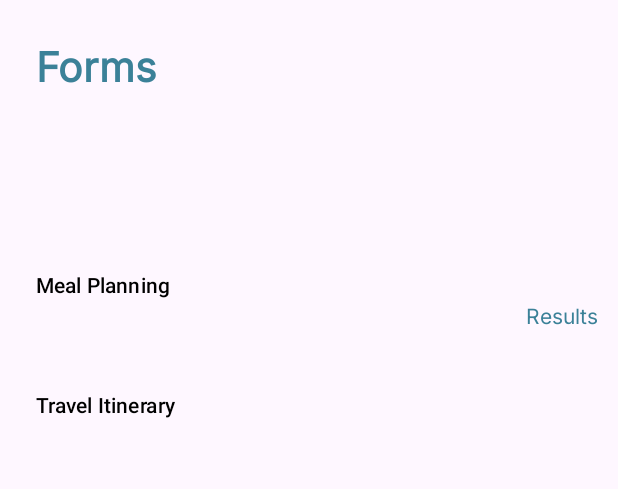
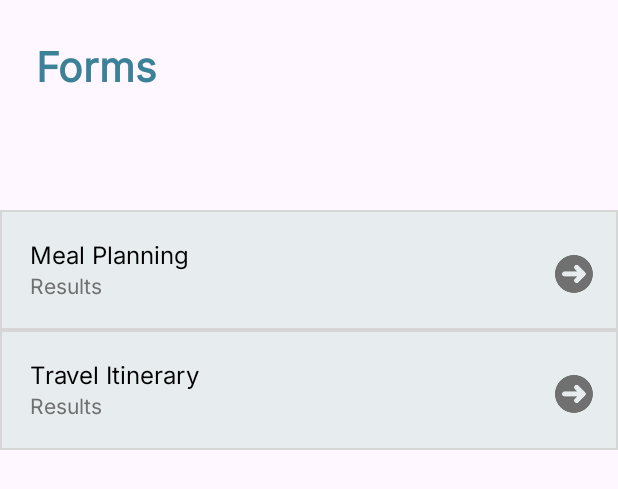
Before and after one commit to Luca-Rausa/SC-Project, an Android app: the layout forms.xml on its own in the app's theme, with its tools: preview values and no code run, on a phone screen of 412 x 824 dp. Shown: the top 489 px of the screen. Run offline under Robolectric (Android 15) with nearby library versions, the phone set to English and light mode, and no system bars; Roboto replaces fonts that are not available here.

Commit message:
updated form page

```diff
--- /dev/null
+++ b/app/src/main/res/drawable/button_bg_selector.xml
@@ -0,0 +1,4 @@
+<?xml version="1.0" encoding="utf-8"?>
+<selector xmlns:android="http://schemas.android.com/apk/res/android">
+    <item android:drawable="@drawable/form_button"/>
+</selector>
--- a/app/src/main/res/drawable/form_button.xml
+++ b/app/src/main/res/drawable/form_button.xml
@@ -1,6 +1,9 @@
 <?xml version="1.0" encoding="utf-8"?>
-<selector xmlns:android="http://schemas.android.com/apk/res/android"><!-- Replace with your button color -->
-        <corners android:radius="0dp"/> <!-- This ensures corners are straight -->
-</selector>
+<shape xmlns:android="http://schemas.android.com/apk/res/android">
+        <corners android:radius="0dp"/>
+        <solid android:color="@color/grey"/>
+        <stroke android:color="#FFD6D6D6"
+            android:width="1dp"/>
+</shape>
 
 <!--    android:shape="rectangle"-->
--- a/app/src/main/res/layout/forms.xml
+++ b/app/src/main/res/layout/forms.xml
@@ -19,42 +19,97 @@
         app:layout_constraintStart_toStartOf="parent"
         app:layout_constraintTop_toTopOf="parent" />
 
-    <Button
-        android:id="@+id/button9"
-        android:layout_width="409dp"
+    <RelativeLayout
+        android:id="@+id/button"
+        android:layout_width="match_parent"
         android:layout_height="80dp"
-        android:layout_marginTop="150dp"
+        android:layout_marginTop="140dp"
         android:background="@drawable/form_button"
-        android:backgroundTint="@color/blue"
-        android:text="Meal Planning"
-        android:textAlignment="viewStart"
-        android:textColor="@color/black"
         app:layout_constraintStart_toStartOf="parent"
-        app:layout_constraintTop_toTopOf="parent" />
+        app:layout_constraintTop_toTopOf="parent">
 
-    <Button
-        android:id="@+id/button10"
-        android:layout_width="409dp"
+        <LinearLayout
+            android:id="@+id/linearLayout"
+            android:layout_width="wrap_content"
+            android:layout_height="match_parent"
+            android:orientation="vertical">
+
+            <TextView
+                android:layout_width="wrap_content"
+                android:layout_height="wrap_content"
+                android:fontFamily="@font/inter"
+                android:paddingLeft="20dp"
+                android:paddingTop="18dp"
+                android:text="Meal Planning"
+                android:textColor="@color/black"
+                android:textSize="16dp">
+
+            </TextView>
+
+            <TextView
+                android:layout_width="wrap_content"
+                android:layout_height="wrap_content"
+                android:fontFamily="@font/inter"
+                android:paddingLeft="20dp"
+                android:text="Results"
+                android:textColor="@color/darker_gray"
+                android:textSize="14dp">
+
+            </TextView>
+        </LinearLayout>
+
+        <ImageView
+            android:layout_width="25dp"
+            android:layout_height="25dp"
+            android:src="@drawable/form_page_arrow"
+            android:layout_marginLeft="370dp"
+            android:layout_marginTop="30dp">
+
+        </ImageView>
+
+    </RelativeLayout>
+    <RelativeLayout
+        android:id="@+id/button2"
+        android:layout_width="match_parent"
         android:layout_height="80dp"
+        android:layout_marginTop="220dp"
         android:background="@drawable/form_button"
-        android:text="Travel Itinerary"
-        android:textAlignment="viewStart"
+        app:layout_constraintStart_toStartOf="parent"
+        app:layout_constraintTop_toTopOf="parent">
 
-        android:textColor="@color/black"
-        app:layout_constraintStart_toStartOf="parent"
-        app:layout_constraintTop_toBottomOf="@+id/button9" />
+        <LinearLayout
+            android:layout_width="wrap_content"
+            android:layout_height="match_parent"
+            android:orientation="vertical">
 
-    <TextView
-        android:id="@+id/textView40"
-        android:layout_width="wrap_content"
-        android:layout_height="wrap_content"
-        android:layout_marginStart="350dp"
-        android:layout_marginTop="50dp"
-        android:fontFamily="@font/inter"
-        android:text="Results"
-        android:textAlignment="textEnd"
-        android:textColor="#3B8198"
-        app:layout_constraintStart_toStartOf="@+id/button9"
-        app:layout_constraintTop_toTopOf="@+id/button9" />
+            <TextView
+                android:layout_width="wrap_content"
+                android:layout_height="wrap_content"
+                android:text="Travel Itinerary"
+                android:textColor="@color/black"
+                android:textSize="16dp"
+                android:fontFamily="@font/inter"
+                android:paddingLeft="20dp"
+                android:paddingTop="18dp" >
+            </TextView>
+            <TextView
+                android:layout_width="wrap_content"
+                android:layout_height="wrap_content"
+                android:text="Results"
+                android:textColor="@color/darker_gray"
+                android:textSize="14dp"
+                android:fontFamily="@font/inter"
+                android:paddingLeft="20dp" >
+            </TextView>
+        </LinearLayout>
+        <ImageView
+            android:layout_width="25dp"
+            android:layout_height="25dp"
+            android:src="@drawable/form_page_arrow"
+            android:layout_marginLeft="370dp"
+            android:layout_marginTop="30dp">
+
+        </ImageView>
+    </RelativeLayout>
 
 </androidx.constraintlayout.widget.ConstraintLayout>
```
Also changed, not shown: app/src/main/res/drawable/form_page_arrow.png (added).
